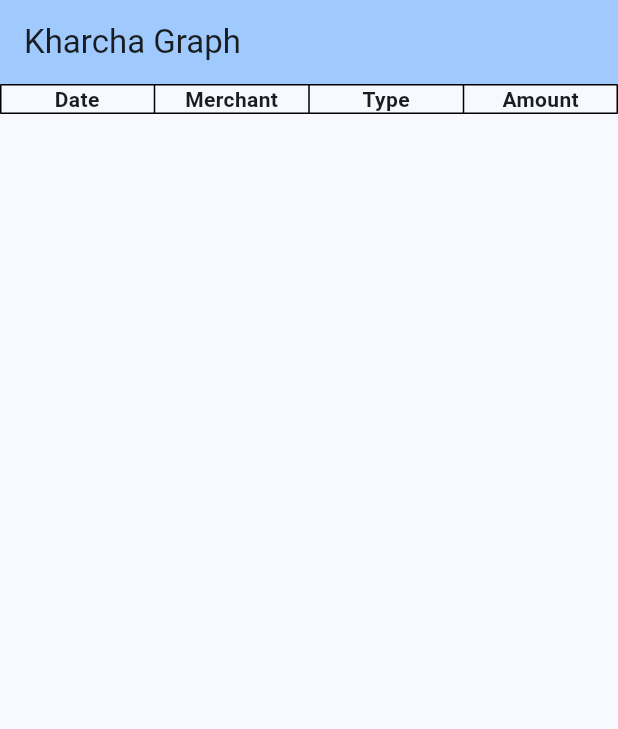
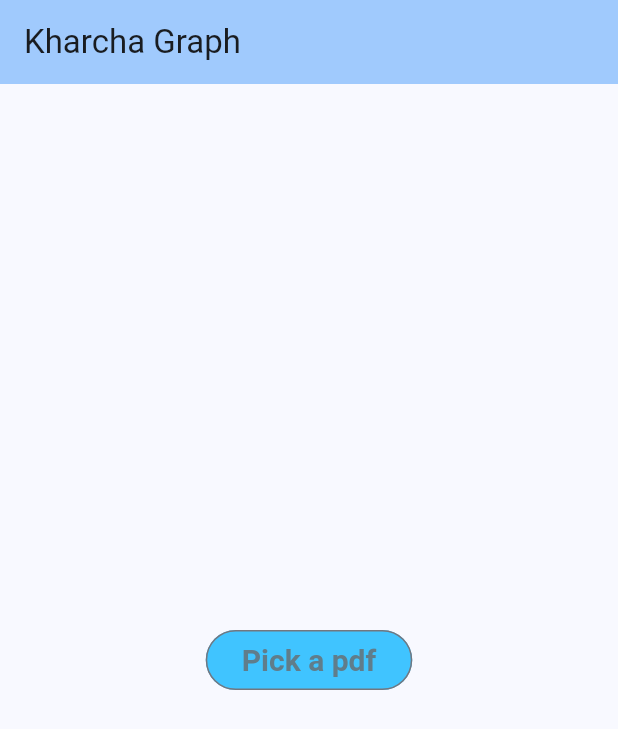
Before and after one commit to Shashwat-Garg/kharcha-graph, a Flutter app: the screen it shows after launch, on a phone screen of 412 x 824 dp. Shown: the top 729 px of the screen. Run offline on Flutter 3.47's test engine with Material 3 defaults, Android fonts, the light colour scheme and no system bars; our stand-ins replace file_picker, permission_handler; missing offline and left inert: syncfusion_flutter_pdf.

Commit message:
refactoring for modularity and added loader and button

```diff
--- a/lib/main.dart
+++ b/lib/main.dart
@@ -49,6 +49,8 @@ class KharchaGraphHomePage extends StatefulWidget {
 
 class _KharchaGraphHomePageState extends State<KharchaGraphHomePage> {
   List<TransactionInfo> _transactionsList = [];
+  bool showPickPdfButton = true;
+  bool showLoader = false;
 
   // Updates the transations list that is shown on the app
   void _updateTransactionsList(List<TransactionInfo> transactionsList) {
@@ -60,12 +62,14 @@ class _KharchaGraphHomePageState extends State<KharchaGraphHomePage> {
   @override
   void initState() {
     super.initState();
-
-    // As the page is rendered, ensure to read the PDF
-    readPdf();
   }
 
   Future<void> readPdf() async {
+    setState(() {
+      showPickPdfButton = false;
+      showLoader = true;
+    });
+
     // If the platform is Android, ensure we have storage access
     if (Platform.isAndroid) {
       await Permission.manageExternalStorage.request();
@@ -82,26 +86,51 @@ class _KharchaGraphHomePageState extends State<KharchaGraphHomePage> {
       final pdfBytes = await File(pickedFile.files.single.path!).readAsBytes();
       List<TransactionInfo> transactionsList = await readTransactionPdf(pdfBytes);
       _updateTransactionsList(transactionsList);
+      setState(() {
+        _transactionsList = transactionsList;
+        showPickPdfButton = false;
+        showLoader = false;
+      });
+    }
+    else {
+      setState(() {
+        showPickPdfButton = true;
+        showLoader = false;
+      });
     }
   }
 
-  @override
-  Widget build(BuildContext context) {
-    // This method is rerun every time setState is called
-    //
-    // The Flutter framework has been optimized to make rerunning build methods
-    // fast, so that you can just rebuild anything that needs updating rather
-    // than having to individually change instances of widgets.
-    return Scaffold(
-      appBar: AppBar(
-        backgroundColor: Theme.of(context).colorScheme.inversePrimary,
-        title: Text(widget.title),
+  Widget getChild() {
+    if (showLoader) {
+      return const Center(child: CircularProgressIndicator());
+    }
+
+    if (showPickPdfButton) {
+      return renderPickPdfButton();
+    }
+
+    return renderPdfData();
+  }
+
+  Widget renderPickPdfButton() {
+    return Center(
+      child: OutlinedButton(
+        style: OutlinedButton.styleFrom(
+          textStyle: const TextStyle(
+            fontSize: 20,
+            fontWeight: FontWeight.bold,
           ),
-      body: Flex(
-        direction: Axis.vertical,
-        children: [
-          Expanded(
-            child: SingleChildScrollView(
+          backgroundColor: Colors.lightBlueAccent,
+          foregroundColor: Colors.blueGrey,
+        ),
+        onPressed: () => readPdf(),
+        child: const Text('Pick a pdf')
+      ),
+    );
+  }
+
+  Widget renderPdfData() {
+    return SingleChildScrollView(
       scrollDirection: Axis.vertical,
       child: Table(
         border: TableBorder.all(color: Colors.black, style: BorderStyle.solid, width: 1),
@@ -124,7 +153,21 @@ class _KharchaGraphHomePageState extends State<KharchaGraphHomePage> {
           ),
         ],
       ),
+    );
+  }
+
+  @override
+  Widget build(BuildContext context) {
+    return Scaffold(
+      appBar: AppBar(
+        backgroundColor: Theme.of(context).colorScheme.inversePrimary,
+        title: Text(widget.title),
       ),
+      body: Flex(
+        direction: Axis.vertical,
+        children: [
+          Expanded(
+            child: getChild()
           ),
         ],
       ),
```
Lines whose indentation alone changed are shown as unchanged.
